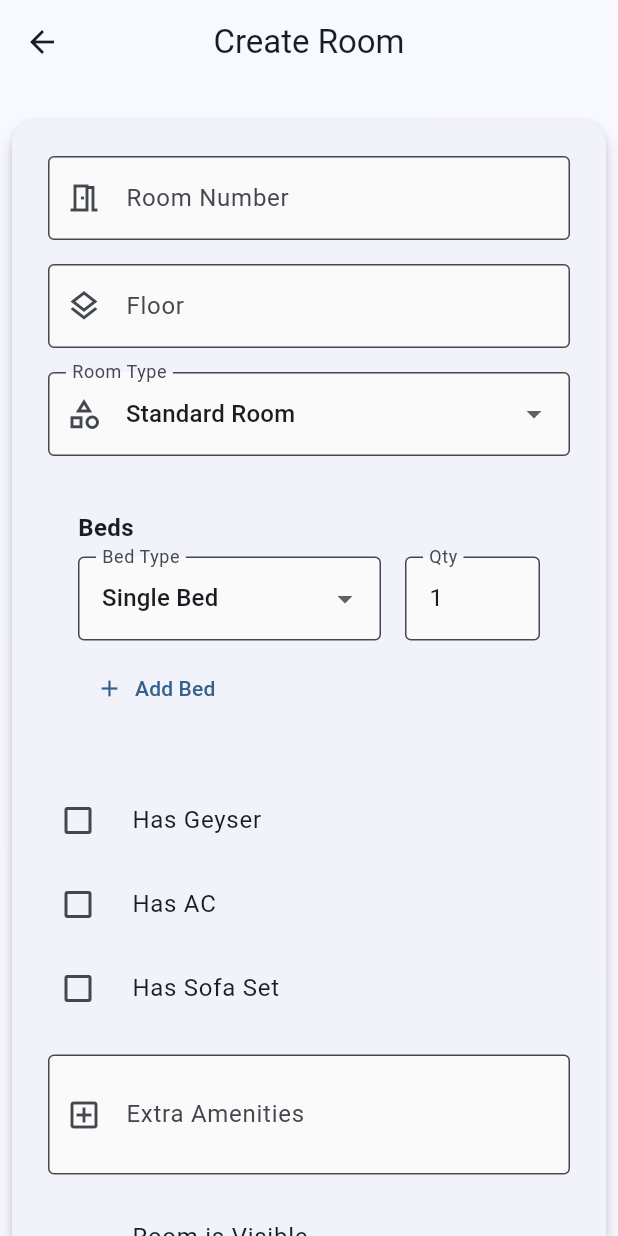
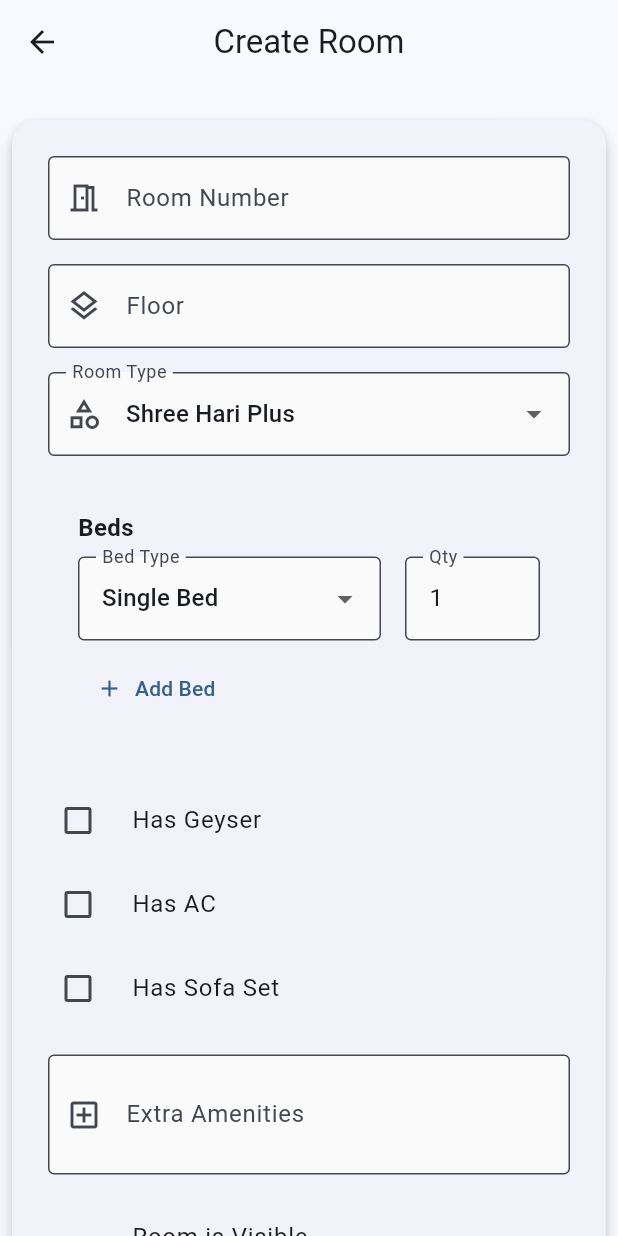
Before and after one commit to dhimant-j1/utara_app, a Flutter app: the CreateRoomPage screen opened by its route, on a phone screen of 412 x 824 dp. Run offline on Flutter 3.47's test engine with Material 3 defaults, Android fonts, the phone set to English and light mode, and no system bars; our stand-ins replace dio, file_picker, flutter_form_builder, flutter_mobx, form_builder_validators, get_it and 3 more; missing offline and left inert: mobile_scanner; accounts and stored records are empty; generated files the repository leaves out were written again; network calls fail.

Commit message:
Update Room and RoomRequest models with new room types and user information fields

```diff
--- a/lib/core/models/room.dart
+++ b/lib/core/models/room.dart
@@ -3,14 +3,18 @@ import 'package:json_annotation/json_annotation.dart';
 part 'room.g.dart';
 
 enum RoomType {
-  @JsonValue('STANDARD')
-  standard,
-  @JsonValue('DELUXE')
-  deluxe,
-  @JsonValue('SUITE')
-  suite,
-  @JsonValue('FAMILY_ROOM')
-  familyRoom,
+  @JsonValue('SHREEHARIPLUS')
+  shreeHariPlus,
+  @JsonValue('SHREEHARI')
+  shreeHari,
+  @JsonValue('SARJUPLUS')
+  sarjuPlus,
+  @JsonValue('SARJU')
+  sarju,
+  @JsonValue('NEELKANTHPLUS')
+  neelkanthPlus,
+  @JsonValue('NEELKANTH')
+  neelkanth,
 }
 
 enum BedType {
--- a/lib/features/dashboard/pages/dashboard_page.dart
+++ b/lib/features/dashboard/pages/dashboard_page.dart
@@ -232,6 +232,12 @@ class DashboardPage extends StatelessWidget {
                             subtitle: 'Upload rooms via CSV',
                             onTap: () => context.push('/rooms/bulk-upload'),
                           ),
+                          _DashboardCard(
+                            icon: Icons.supervised_user_circle_sharp,
+                            title: 'Manage Users',
+                            subtitle: 'Manage Users type',
+                            onTap: () => context.push('/users/manage'),
+                          ),
                         ],
                       ),
                     ],
--- a/lib/features/room_requests/pages/process_room_request_page.dart
+++ b/lib/features/room_requests/pages/process_room_request_page.dart
@@ -34,7 +34,8 @@ class ProcessRoomRequestPage extends StatelessWidget {
             return Observer(
               builder: (context) {
                 final store = Provider.of<ProcessRoomRequestStore>(context);
-                final roomRequestRepository = RoomRequestsStore(RoomRequestRepository());
+                final roomRequestRepository =
+                    RoomRequestsStore(RoomRequestRepository());
                 final isNarrow = constraints.maxWidth < 600;
 
                 return Center(
@@ -94,7 +95,7 @@ class ProcessRoomRequestPage extends StatelessWidget {
                                                 title: Text(
                                                     'Room ${room.roomNumber}'),
                                                 subtitle: Text(
-                                                  'Floor: ${room.floor} • Type: ${room.type}\n'
+                                                  'Floor: ${room.floor}\n'
                                                   'Amenities: ${[
                                                     if (room.hasAc) 'AC',
                                                     if (room.hasGeyser)
@@ -129,13 +130,16 @@ class ProcessRoomRequestPage extends StatelessWidget {
                                           onPressed: store.selectedRoom == null
                                               ? null
                                               : () {
-                                                  store.processRoomRequest(
+                                                  store
+                                                      .processRoomRequest(
                                                     requestId: requestId,
                                                     status: 'APPROVED',
                                                     roomId:
                                                         store.selectedRoom!.id,
-                                                  ).then((v){
-                                                    roomRequestRepository.fetchRoomRequests();
+                                                  )
+                                                      .then((v) {
+                                                    roomRequestRepository
+                                                        .fetchRoomRequests();
                                                   });
                                                 },
                                         ),
--- a/lib/features/room_requests/repository/room_request_repository.dart
+++ b/lib/features/room_requests/repository/room_request_repository.dart
@@ -79,6 +79,7 @@ class RoomRequestRepository {
     );
     if (response.statusCode == 200) {
       final List<dynamic>? data = jsonDecode(response.body);
+      print(data);
       return data
               ?.map((e) => RoomRequest.fromJson(e as Map<String, dynamic>))
               .toList() ??
--- a/lib/features/rooms/pages/create_room_page.dart
+++ b/lib/features/rooms/pages/create_room_page.dart
@@ -17,7 +17,7 @@ class _CreateRoomPageState extends State<CreateRoomPage> {
 
   final _roomNumberController = TextEditingController();
   final _floorController = TextEditingController();
-  String _type = 'STANDARD';
+  String _type = 'SHREEHARIPLUS';
   final List<Map<String, dynamic>> _beds = [
     {'type': 'SINGLE', 'quantity': 1}
   ];
@@ -218,20 +218,28 @@ class _CreateRoomPageState extends State<CreateRoomPage> {
       value: _type,
       items: const [
         DropdownMenuItem(
-          value: 'STANDARD',
-          child: Text('Standard Room'),
+          value: 'SHREEHARIPLUS',
+          child: Text('Shree Hari Plus'),
         ),
         DropdownMenuItem(
-          value: 'DELUXE',
-          child: Text('Deluxe Room'),
+          value: 'SHREEHARI',
+          child: Text('Shree Hari'),
         ),
         DropdownMenuItem(
-          value: 'SUITE',
-          child: Text('Suite'),
+          value: 'SARJUPLUS',
+          child: Text('Sarju Plus'),
         ),
         DropdownMenuItem(
-          value: 'FAMILY_ROOM',
-          child: Text('Family Room'),
+          value: 'SARJU',
+          child: Text('Sarju'),
+        ),
+        DropdownMenuItem(
+          value: 'NEELKANTHPLUS',
+          child: Text('Neelkanth Plus'),
+        ),
+        DropdownMenuItem(
+          value: 'NEELKANTH',
+          child: Text('Neelkanth'),
         ),
       ],
       onChanged: (value) {
--- a/lib/features/rooms/pages/room_list_page.dart
+++ b/lib/features/rooms/pages/room_list_page.dart
@@ -19,6 +19,25 @@ class _RoomListPageState extends State<RoomListPage> {
   void initState() {
     super.initState();
     _loadRooms();
+  }
+
+  String getRoomType(String typeCode) {
+    switch (typeCode) {
+      case 'SHREEHARIPLUS':
+        return 'Shree Hari Plus';
+      case 'SHREEHARI':
+        return 'Shree Hari';
+      case 'SARJUPLUS':
+        return 'Sarju Plus';
+      case 'SARJU':
+        return 'Sarju';
+      case 'NEELKANTHPLUS':
+        return 'Neelkanth Plus';
+      case 'NEELKANTH':
+        return 'Neelkanth';
+      default:
+        return typeCode;
+    }
   }
 
   Future<void> _loadRooms() async {
@@ -63,7 +82,7 @@ class _RoomListPageState extends State<RoomListPage> {
                     runSpacing: 4,
                     children: [
                       Text('Floor: ${room['floor']}'),
-                      Text('Type: ${room['type']}'),
+                      Text('Type: ${getRoomType(room['type'])}'),
                       Text('AC: ${room['has_ac'] ? 'Yes' : 'No'}'),
                       Text('Geyser: ${room['has_geyser'] ? 'Yes' : 'No'}'),
                     ],
@@ -153,7 +172,9 @@ class _RoomListPageState extends State<RoomListPage> {
                       child: _buildResponsiveList(context),
                     ),
       floatingActionButton: FloatingActionButton(
-        onPressed: () => context.push('/rooms/create').then((v){_repository.getRooms();}),
+        onPressed: () => context.push('/rooms/create').then((v) {
+          _repository.getRooms();
+        }),
         child: const Icon(Icons.add),
       ),
     );
```
Also changed, not shown: lib/core/models/room_request.dart (+50 -4 lines), lib/features/room_requests/pages/room_requests_list_page.dart (+33 -2 lines), lib/core/models/room.g.dart, lib/core/models/room_request.g.dart.
